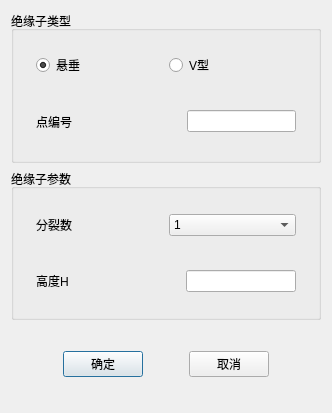
First picture: the form in TW/Interphase_spacer.ui, repository Shixuku/Tower-Visual, before the edit.
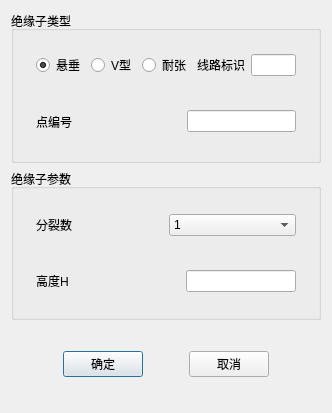
Second picture: the form after the edit.

The edit to the form file:
```diff
--- a/TW/Interphase_spacer.ui
+++ b/TW/Interphase_spacer.ui
@@ -43,6 +43,23 @@
            </property>
           </widget>
          </item>
+         <item>
+          <widget class="QRadioButton" name="radioButton">
+           <property name="text">
+            <string>耐张</string>
+           </property>
+          </widget>
+         </item>
+         <item>
+          <widget class="QLabel" name="label_7">
+           <property name="text">
+            <string>线路标识</string>
+           </property>
+          </widget>
+         </item>
+         <item>
+          <widget class="QLineEdit" name="lineEdit_WireLogo"/>
+         </item>
         </layout>
        </widget>
       </item>
```
Left out of the diff: 29 changed lines with no effect on the pictures.
